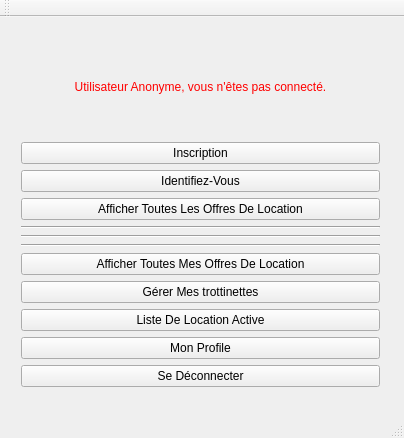
Darhal/Trottipret, file mainwindow.ui: the form before one commit.
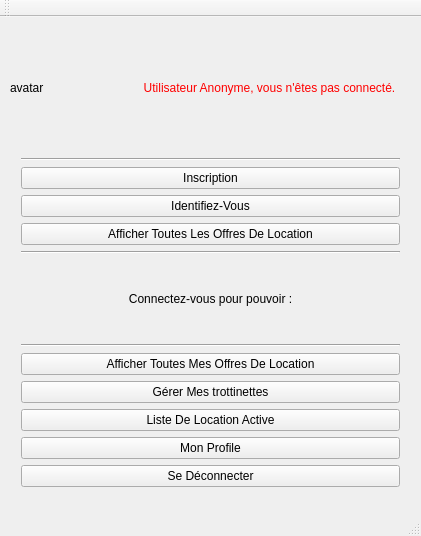
The form after the commit.

Diff of the .ui file:
```diff
--- a/mainwindow.ui
+++ b/mainwindow.ui
@@ -6,8 +6,8 @@
    <rect>
     <x>0</x>
     <y>0</y>
-    <width>404</width>
-    <height>438</height>
+    <width>421</width>
+    <height>536</height>
    </rect>
   </property>
   <property name="windowTitle">
@@ -18,22 +18,16 @@
     <property name="geometry">
      <rect>
       <x>10</x>
-      <y>10</y>
-      <width>381</width>
-      <height>371</height>
+      <y>130</y>
+      <width>401</width>
+      <height>351</height>
      </rect>
     </property>
     <layout class="QVBoxLayout" name="verticalLayout">
      <item>
-      <widget class="QLabel" name="connected_user">
-       <property name="styleSheet">
-        <string notr="true">color:red;</string>
-       </property>
-       <property name="text">
-        <string>Utilisateur Anonyme, vous n'êtes pas connecté.</string>
-       </property>
-       <property name="alignment">
-        <set>Qt::AlignCenter</set>
+      <widget class="Line" name="line_4">
+       <property name="orientation">
+        <enum>Qt::Horizontal</enum>
        </property>
       </widget>
      </item>
@@ -66,9 +60,12 @@
       </widget>
      </item>
      <item>
-      <widget class="Line" name="line_3">
-       <property name="orientation">
-        <enum>Qt::Horizontal</enum>
+      <widget class="QLabel" name="label_2">
+       <property name="text">
+        <string>Connectez-vous pour pouvoir :</string>
+       </property>
+       <property name="alignment">
+        <set>Qt::AlignCenter</set>
        </property>
       </widget>
      </item>
@@ -116,6 +113,44 @@
      </item>
     </layout>
    </widget>
+   <widget class="QWidget" name="horizontalLayoutWidget">
+    <property name="geometry">
+     <rect>
+      <x>129</x>
+      <y>10</y>
+      <width>281</width>
+      <height>121</height>
+     </rect>
+    </property>
+    <layout class="QHBoxLayout" name="horizontalLayout">
+     <item>
+      <widget class="QLabel" name="connected_user">
+       <property name="styleSheet">
+        <string notr="true">color:red;</string>
+       </property>
+       <property name="text">
+        <string>Utilisateur Anonyme, vous n'êtes pas connecté.</string>
+       </property>
+       <property name="alignment">
+        <set>Qt::AlignCenter</set>
+       </property>
+      </widget>
+     </item>
+    </layout>
+   </widget>
+   <widget class="QLabel" name="label">
+    <property name="geometry">
+     <rect>
+      <x>10</x>
+      <y>10</y>
+      <width>121</width>
+      <height>121</height>
+     </rect>
+    </property>
+    <property name="text">
+     <string>avatar</string>
+    </property>
+   </widget>
   </widget>
   <widget class="QMenuBar" name="menuBar">
    <property name="geometry">
```
Left out of the diff: 2 changed lines with no effect on the pictures.
